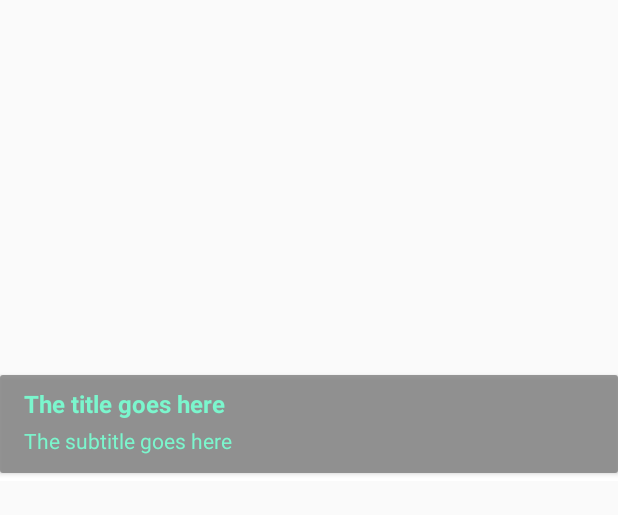
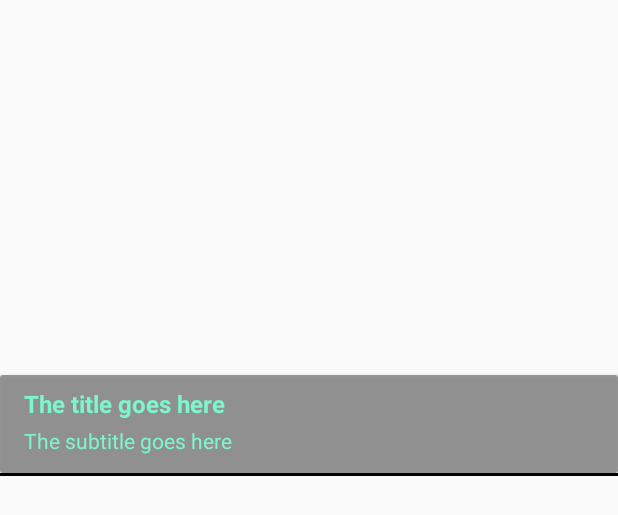
Before and after one commit to aman-alam11/materials-project, an Android app: the layout list_item_article.xml on its own in the app's theme, with its tools: preview values and no code run, on a phone screen of 412 x 824 dp. Shown: the top 515 px of the screen. Run offline under Robolectric (Android 15) with nearby library versions, the phone set to English and light mode, and no system bars; plain views replace DynamicHeightNetworkImageView.

Commit message:
updated code with minor changes

```diff
--- a/XYZReader/src/main/res/layout-land/list_item_article.xml
+++ b/XYZReader/src/main/res/layout-land/list_item_article.xml
@@ -33,11 +33,11 @@
             <!--android:textColor="@color/ltgray"-->
             <!--android:alpha="0.3"-->
             <TextView
-                android:layout_marginTop="8dp"
                 android:id="@+id/article_title"
                 style="@style/TextAppearance.AppCompat.Subhead"
                 android:layout_width="match_parent"
                 android:layout_height="wrap_content"
+                android:layout_marginTop="8dp"
                 android:elevation="30dp"
                 android:ellipsize="end"
                 android:maxLines="4"
@@ -53,21 +53,18 @@
                 android:id="@+id/article_subtitle"
                 android:layout_width="match_parent"
                 android:layout_height="wrap_content"
+                android:layout_marginBottom="8dp"
                 android:ellipsize="end"
                 android:maxLines="2"
                 android:paddingBottom="4dp"
                 android:paddingLeft="16dp"
                 android:paddingRight="16dp"
                 android:textColor="#66FFCC"
-                android:layout_marginBottom="8dp"
                 tools:text="The subtitle goes here" />
         </LinearLayout>
     </android.support.v7.widget.CardView>
 
 
-    <View
-        android:layout_width="match_parent"
-        android:layout_height="10dp"
-        android:background="#FFF" />
+    <include layout="@layout/empty_view" />
 
 </LinearLayout>
--- a/XYZReader/src/main/res/layout/activity_article_list.xml
+++ b/XYZReader/src/main/res/layout/activity_article_list.xml
@@ -55,6 +55,7 @@
             android:layout_marginTop="10dp"
             android:clickable="true"
             android:focusable="true"
+            android:elevation="40dp"
             android:foreground="?selectableItemBackground">
 
 
--- a/XYZReader/src/main/res/layout/empty_view.xml
+++ b/XYZReader/src/main/res/layout/empty_view.xml
@@ -1,4 +1,4 @@
 <View xmlns:android="http://schemas.android.com/apk/res/android"
     android:layout_width="match_parent"
-    android:layout_height="5dp"
-    android:background="#FFF" />
+    android:layout_height="2dp"
+    android:background="#000" />
--- a/XYZReader/src/main/res/layout/list_item_article.xml
+++ b/XYZReader/src/main/res/layout/list_item_article.xml
@@ -3,12 +3,6 @@
     android:layout_width="match_parent"
     android:layout_height="wrap_content"
     android:orientation="vertical">
-
-    <!--suppress AndroidLintContentDescription -->
-    <!--<com.example.xyzreader.ui.DynamicHeightNetworkImageView-->
-    <!--android:id="@+id/thumbnail"-->
-    <!--android:layout_width="match_parent"-->
-    <!--android:layout_height="100dp" />-->
 
     <ImageView
         android:id="@+id/thumbnail"
@@ -33,11 +27,11 @@
             <!--android:textColor="@color/ltgray"-->
             <!--android:alpha="0.3"-->
             <TextView
-                android:layout_marginTop="8dp"
                 android:id="@+id/article_title"
                 style="@style/TextAppearance.AppCompat.Subhead"
                 android:layout_width="match_parent"
                 android:layout_height="wrap_content"
+                android:layout_marginTop="8dp"
                 android:elevation="30dp"
                 android:ellipsize="end"
                 android:maxLines="4"
@@ -53,17 +47,17 @@
                 android:id="@+id/article_subtitle"
                 android:layout_width="match_parent"
                 android:layout_height="wrap_content"
+                android:layout_marginBottom="8dp"
                 android:ellipsize="end"
                 android:maxLines="2"
                 android:paddingBottom="4dp"
                 android:paddingLeft="16dp"
                 android:paddingRight="16dp"
                 android:textColor="#66FFCC"
-                android:layout_marginBottom="8dp"
                 tools:text="The subtitle goes here" />
         </LinearLayout>
     </android.support.v7.widget.CardView>
 
-    <include layout="@layout/empty_view"/>
+    <include layout="@layout/empty_view" />
 
 </LinearLayout>
```
Also changed, not shown: 1595 other files.
